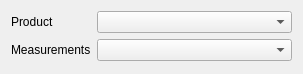
Old version of the form src/datacube_query/ui/widget_product.ui in the repository opendatacube/datacube-qgis.
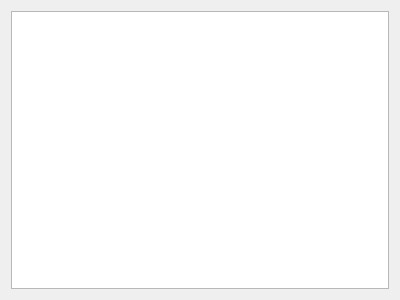
New version of the form. Custom widgets are drawn as their Qt base class.

Commit message: Implement custom QTreeWidget for products and measurements

What changed in the file:
```diff
--- a/src/datacube_query/ui/widget_product.ui
+++ b/src/datacube_query/ui/widget_product.ui
@@ -6,43 +6,44 @@
    <rect>
     <x>0</x>
     <y>0</y>
-    <width>303</width>
-    <height>74</height>
+    <width>400</width>
+    <height>300</height>
    </rect>
   </property>
   <property name="windowTitle">
    <string>Form</string>
   </property>
-  <layout class="QFormLayout" name="formLayout">
-   <item row="0" column="0">
-    <widget class="QLabel" name="lbl_product">
-     <property name="text">
-      <string>Product</string>
+  <layout class="QHBoxLayout" name="horizontalLayout">
+   <item>
+    <widget class="QTreeWidget" name="tree_products">
+     <property name="selectionMode">
+      <enum>QAbstractItemView::NoSelection</enum>
      </property>
-    </widget>
-   </item>
-   <item row="0" column="1">
-    <widget class="QComboBox" name="cbx_products"/>
-   </item>
-   <item row="1" column="0">
-    <widget class="QLabel" name="lbl_measurements">
-     <property name="text">
-      <string>Measurements</string>
+     <property name="selectionBehavior">
+      <enum>QAbstractItemView::SelectItems</enum>
      </property>
+     <property name="rootIsDecorated">
+      <bool>true</bool>
+     </property>
+     <property name="uniformRowHeights">
+      <bool>true</bool>
+     </property>
+     <property name="sortingEnabled">
+      <bool>false</bool>
+     </property>
+     <property name="wordWrap">
+      <bool>true</bool>
+     </property>
+     <attribute name="headerVisible">
+      <bool>false</bool>
+     </attribute>
+     <attribute name="headerShowSortIndicator" stdset="0">
+      <bool>false</bool>
+     </attribute>
     </widget>
    </item>
-   <item row="1" column="1">
-    <widget class="QgsCheckableComboBox" name="mComboBox"/>
-   </item>
   </layout>
  </widget>
- <customwidgets>
-  <customwidget>
-   <class>QgsCheckableComboBox</class>
-   <extends>QComboBox</extends>
-   <header>qgscheckablecombobox.h</header>
-  </customwidget>
- </customwidgets>
  <resources/>
  <connections/>
 </ui>
```
